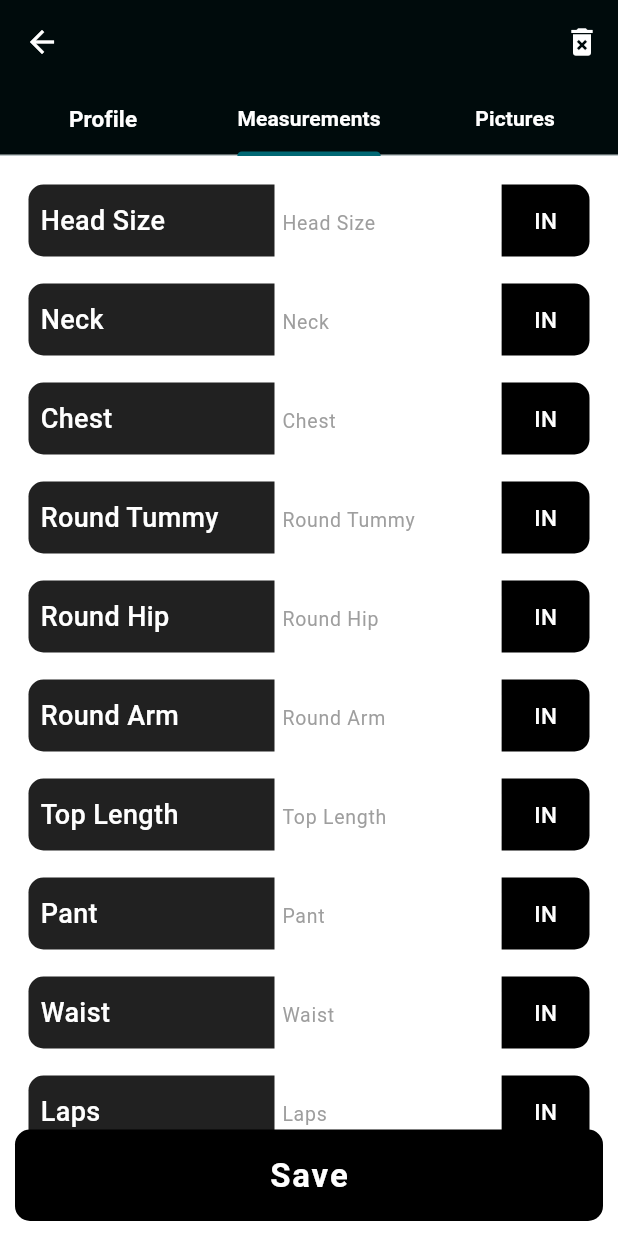
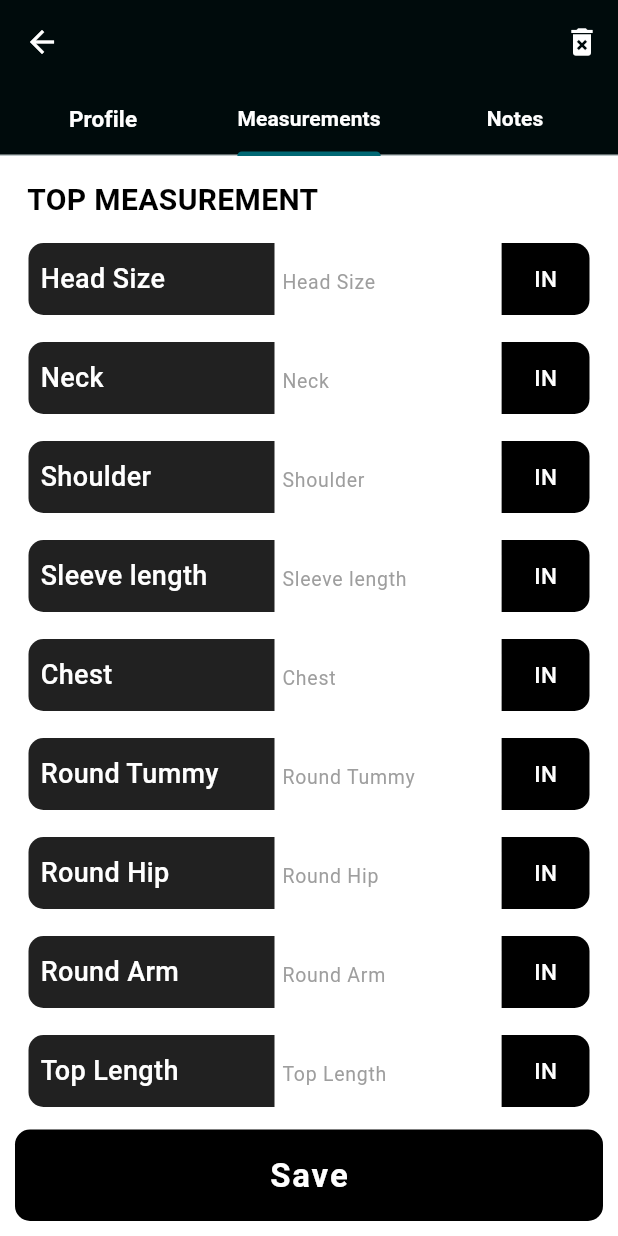
Before and after one commit to SpielerEinzig/zanna-clothing, a Flutter app: the MeasurementDetails screen opened directly with empty values, tab 2 chosen, on a phone screen of 412 x 824 dp. Run offline on Flutter 3.47's test engine with Material 2 defaults, Android fonts, the light colour scheme and no system bars; our stand-ins replace cloud_firestore, firebase_auth, firebase_core, firebase_storage, image_picker, photo_view; accounts and stored records are empty.

Commit message:
updated naming to measurements and replaced images section with notes section

```diff
--- a/lib/src/models/client_model.dart
+++ b/lib/src/models/client_model.dart
@@ -9,23 +9,30 @@ class ClientModel {
   String profession;
   String occasion;
   DateTime dateAdded;
+  String notes;
   List<String> images;
   String shopId;
+  //measurements
   String headSize;
   String neck;
+  String shoulder;
+  String sleeve;
   String chest;
   String roundTummy;
   String roundHip;
   String roundArm;
   String topLength;
-  String pant;
+
   String waist;
   String laps;
+  String knee;
   String calf;
-  String pantTip;
+  String roundTip;
   String pantLength;
 
   ClientModel({
+    required this.notes,
+    required this.sleeve,
     required this.shopId,
     required this.id,
     required this.address,
@@ -45,12 +52,13 @@ class ClientModel {
     required this.roundHip,
     required this.roundArm,
     required this.topLength,
-    required this.pant,
+    required this.knee,
     required this.waist,
     required this.laps,
     required this.calf,
-    required this.pantTip,
+    required this.roundTip,
     required this.pantLength,
+    required this.shoulder,
   });
 
   ClientModel.fromJson(Map<String, dynamic> json)
@@ -73,12 +81,15 @@ class ClientModel {
         roundHip = json['roundHip'],
         roundArm = json['roundArm'],
         topLength = json['topLength'],
-        pant = json['pant'],
+        knee = json['knee'],
         waist = json['waist'],
         laps = json['laps'],
         calf = json['calf'],
-        pantTip = json['pantTip'],
-        pantLength = json['pantLength'];
+        roundTip = json['roundTip'],
+        pantLength = json['pantLength'],
+        sleeve = json['sleeve'],
+        notes = json['notes'],
+        shoulder = json['shoulder'];
 
   Map<String, dynamic> toJson() => {
         'id': id,
@@ -100,12 +111,15 @@ class ClientModel {
         'roundHip': roundHip,
         'roundArm': roundArm,
         'topLength': topLength,
-        'pant': pant,
+        'knee': knee,
         'waist': waist,
         'laps': laps,
         'calf': calf,
-        'pantTip': pantTip,
+        'roundTip': roundTip,
         'pantLength': pantLength,
+        'sleeve': sleeve,
+        'notes': notes,
+        'shoulder': shoulder
       };
 
   @override
--- a/lib/src/screens/clients/client_details.dart
+++ b/lib/src/screens/clients/client_details.dart
@@ -4,6 +4,7 @@ import 'package:zannas_clothing/src/models/client_model.dart';
 import 'package:zannas_clothing/src/models/shop_model.dart';
 import 'package:zannas_clothing/src/screens/clients/client_details_sub_pages/client_contact_details.dart';
 import 'package:zannas_clothing/src/screens/clients/client_details_sub_pages/client_measurement_list.dart';
+import 'package:zannas_clothing/src/screens/clients/client_details_sub_pages/client_notes.dart';
 import 'package:zannas_clothing/src/utilities/main_utilities.dart';
 import 'package:zannas_clothing/src/utilities/show_snackbar.dart';
 
@@ -12,7 +13,6 @@ import '../../utilities/confirmation_dialog.dart';
 import '../../utilities/constants.dart';
 import '../../utilities/page_navigation.dart';
 import '../../widgets/custom_button.dart';
-import 'client_details_sub_pages/client_images.dart';
 
 class MeasurementDetails extends StatefulWidget {
   final ShopModel? shopModel;
@@ -28,6 +28,8 @@ class MeasurementDetails extends StatefulWidget {
 }
 
 class _MeasurementDetailsState extends State<MeasurementDetails> {
+  final TextEditingController _notesController = TextEditingController();
+  //client detail controller
   final TextEditingController name = TextEditingController();
   final TextEditingController phone = TextEditingController();
   final TextEditingController email = TextEditingController();
@@ -39,6 +41,7 @@ class _MeasurementDetailsState extends State<MeasurementDetails> {
   final PageNavigation _navigation = PageNavigation();
   final MainUtilities _utilities = MainUtilities();
   //measurement controllers
+  final TextEditingController sleeveController = TextEditingController();
   final TextEditingController headSizeController = TextEditingController();
   final TextEditingController neckController = TextEditingController();
   final TextEditingController chestController = TextEditingController();
@@ -46,14 +49,19 @@ class _MeasurementDetailsState extends State<MeasurementDetails> {
   final TextEditingController roundHipController = TextEditingController();
   final TextEditingController roundArmController = TextEditingController();
   final TextEditingController topLengthController = TextEditingController();
-  final TextEditingController pantController = TextEditingController();
+  final TextEditingController kneeController = TextEditingController();
   final TextEditingController waistController = TextEditingController();
   final TextEditingController lapsController = TextEditingController();
   final TextEditingController calfController = TextEditingController();
-  final TextEditingController pantTipController = TextEditingController();
+  final TextEditingController roundTipController = TextEditingController();
   final TextEditingController pantLengthController = TextEditingController();
+  final TextEditingController shoulderController = TextEditingController();
 
   initTextFields() {
+    _utilities.setTextFieldValue(
+        controller: shoulderController, text: widget.clientModel!.shoulder);
+    _utilities.setTextFieldValue(
+        controller: _notesController, text: widget.clientModel!.name);
     _utilities.setTextFieldValue(
         controller: name, text: widget.clientModel!.name);
     _utilities.setTextFieldValue(
@@ -85,7 +93,7 @@ class _MeasurementDetailsState extends State<MeasurementDetails> {
     _utilities.setTextFieldValue(
         controller: topLengthController, text: widget.clientModel!.topLength);
     _utilities.setTextFieldValue(
-        controller: pantController, text: widget.clientModel!.pant);
+        controller: kneeController, text: widget.clientModel!.knee);
     _utilities.setTextFieldValue(
         controller: waistController, text: widget.clientModel!.waist);
     _utilities.setTextFieldValue(
@@ -93,7 +101,7 @@ class _MeasurementDetailsState extends State<MeasurementDetails> {
     _utilities.setTextFieldValue(
         controller: calfController, text: widget.clientModel!.calf);
     _utilities.setTextFieldValue(
-        controller: pantTipController, text: widget.clientModel!.pantTip);
+        controller: roundTipController, text: widget.clientModel!.roundTip);
     _utilities.setTextFieldValue(
         controller: pantLengthController, text: widget.clientModel!.pantLength);
   }
@@ -109,7 +117,7 @@ class _MeasurementDetailsState extends State<MeasurementDetails> {
   @override
   Widget build(BuildContext context) {
     return DefaultTabController(
-      length: widget.clientModel != null ? 3 : 2,
+      length: 3,
       initialIndex: 0,
       child: Scaffold(
         appBar: AppBar(
@@ -180,14 +188,21 @@ class _MeasurementDetailsState extends State<MeasurementDetails> {
                       color: Colors.white, fontWeight: FontWeight.w600),
                 ),
               ),
-              if (widget.clientModel != null)
-                const Tab(
-                  child: Text(
-                    "Pictures",
-                    style: TextStyle(
-                        color: Colors.white, fontWeight: FontWeight.w600),
-                  ),
+              const Tab(
+                child: Text(
+                  "Notes",
+                  style: TextStyle(
+                      color: Colors.white, fontWeight: FontWeight.w600),
                 ),
+              ),
+              // if (widget.clientModel != null)
+              //   const Tab(
+              //     child: Text(
+              //       "Pictures",
+              //       style: TextStyle(
+              //           color: Colors.white, fontWeight: FontWeight.w600),
+              //     ),
+              // ),
             ],
           ),
         ),
@@ -209,6 +224,8 @@ class _MeasurementDetailsState extends State<MeasurementDetails> {
                       occasion: occasion,
                     ),
                     ClientMeasurementList(
+                        shoulderController: shoulderController,
+                        sleeveController: sleeveController,
                         headSizeController: headSizeController,
                         neckController: neckController,
                         chestController: chestController,
@@ -216,16 +233,17 @@ class _MeasurementDetailsState extends State<MeasurementDetails> {
                         roundHipController: roundHipController,
                         roundArmController: roundArmController,
                         topLengthController: topLengthController,
-                        pantController: pantController,
+                        kneeController: kneeController,
                         waistController: waistController,
                         lapsController: lapsController,
                         calfController: calfController,
-                        pantTipController: pantTipController,
+                        roundTipController: roundTipController,
                         pantLengthController: pantLengthController),
-                    if (widget.clientModel != null)
-                      ClientImages(
-                        clientModel: widget.clientModel!,
-                      ),
+                    // if (widget.clientModel != null)
+                    //   ClientImages(
+                    //     clientModel: widget.clientModel!,
+                    //   ),
+                    ClientNotesPage(controller: _notesController),
                   ],
                 ),
               ),
@@ -259,16 +277,22 @@ class _MeasurementDetailsState extends State<MeasurementDetails> {
                                 roundHip: roundHipController.text,
                                 roundArm: roundArmController.text,
                                 topLength: topLengthController.text,
-                                pant: pantController.text,
+                                knee: kneeController.text,
                                 waist: waistController.text,
                                 laps: lapsController.text,
                                 calf: calfController.text,
-                                pantTip: pantTipController.text,
+                                roundTip: roundTipController.text,
                                 pantLength: pantLengthController.text,
+                                notes: _notesController.text,
+                                sleeve: sleeveController.text,
+                                shoulder: shoulderController.text,
                               ),
                             )
                         : await context.read<ClientProvider>().editClient(
                               ClientModel(
+                                shoulder: shoulderController.text,
+                                sleeve: sleeveController.text,
+                                notes: _notesController.text,
                                 shopId: widget.clientModel!.shopId,
                                 id: widget.clientModel!.id,
                                 address: address.text,
@@ -288,11 +312,11 @@ class _MeasurementDetailsState extends State<MeasurementDetails> {
                                 roundHip: roundHipController.text,
                                 roundArm: roundArmController.text,
                                 topLength: topLengthController.text,
-                                pant: pantController.text,
+                                knee: kneeController.text,
                                 waist: waistController.text,
                                 laps: lapsController.text,
                                 calf: calfController.text,
-                                pantTip: pantTipController.text,
+                                roundTip: roundTipController.text,
                                 pantLength: pantLengthController.text,
                               ),
                             );
--- a/lib/src/screens/clients/client_details_sub_pages/client_measurement_list.dart
+++ b/lib/src/screens/clients/client_details_sub_pages/client_measurement_list.dart
@@ -10,14 +10,18 @@ class ClientMeasurementList extends StatefulWidget {
   final TextEditingController roundHipController;
   final TextEditingController roundArmController;
   final TextEditingController topLengthController;
-  final TextEditingController pantController;
+  final TextEditingController kneeController;
   final TextEditingController waistController;
   final TextEditingController lapsController;
   final TextEditingController calfController;
-  final TextEditingController pantTipController;
+  final TextEditingController roundTipController;
   final TextEditingController pantLengthController;
+  final TextEditingController sleeveController;
+  final TextEditingController shoulderController;
   const ClientMeasurementList({
     Key? key,
+    required this.shoulderController,
+    required this.sleeveController,
     required this.headSizeController,
     required this.neckController,
     required this.chestController,
@@ -25,11 +29,11 @@ class ClientMeasurementList extends StatefulWidget {
     required this.roundHipController,
     required this.roundArmController,
     required this.topLengthController,
-    required this.pantController,
+    required this.kneeController,
     required this.waistController,
     required this.lapsController,
     required this.calfController,
-    required this.pantTipController,
+    required this.roundTipController,
     required this.pantLengthController,
   }) : super(key: key);
 
@@ -42,6 +46,16 @@ class _ClientMeasurementListState extends State<ClientMeasurementList> {
   Widget build(BuildContext context) {
     return ListView(
       children: [
+        Padding(
+          padding: const EdgeInsets.only(left: 8.0, top: 5, bottom: 5),
+          child: Text(
+            "TOP MEASUREMENT",
+            style: const TextStyle(
+              fontSize: 20,
+              fontWeight: FontWeight.w600,
+            ),
+          ),
+        ),
         MeasurementTextField(
           hintText: "Head Size",
           title: "Head Size",
@@ -51,6 +65,16 @@ class _ClientMeasurementListState extends State<ClientMeasurementList> {
           hintText: "Neck",
           title: "Neck",
           controller: widget.neckController,
+        ),
+        MeasurementTextField(
+          hintText: "Shoulder",
+          title: "Shoulder",
+          controller: widget.shoulderController,
+        ),
+        MeasurementTextField(
+          hintText: "Sleeve length",
+          title: "Sleeve length",
+          controller: widget.sleeveController,
         ),
         MeasurementTextField(
           hintText: "Chest",
@@ -77,10 +101,17 @@ class _ClientMeasurementListState extends State<ClientMeasurementList> {
           title: "Top Length",
           controller: widget.topLengthController,
         ),
-        MeasurementTextField(
-          hintText: "Pant",
-          title: "Pant",
-          controller: widget.pantController,
+
+        //bottom
+        Padding(
+          padding: const EdgeInsets.only(left: 8.0, top: 20, bottom: 5),
+          child: Text(
+            "TROUSER MEASUREMENT",
+            style: const TextStyle(
+              fontSize: 20,
+              fontWeight: FontWeight.w600,
+            ),
+          ),
         ),
         MeasurementTextField(
           hintText: "Waist",
@@ -93,14 +124,19 @@ class _ClientMeasurementListState extends State<ClientMeasurementList> {
           controller: widget.lapsController,
         ),
         MeasurementTextField(
-          hintText: "Calf",
-          title: "Calf",
+          hintText: "Knee",
+          title: "Knee",
+          controller: widget.kneeController,
+        ),
+        MeasurementTextField(
+          hintText: "Round Calf",
+          title: "Round Calf",
           controller: widget.calfController,
         ),
         MeasurementTextField(
-          hintText: "Pant tip",
-          title: "Pant tip",
-          controller: widget.pantTipController,
+          hintText: "Round tip",
+          title: "Round tip",
+          controller: widget.roundTipController,
         ),
         MeasurementTextField(
           hintText: "Pant length",
--- /dev/null
+++ b/lib/src/screens/clients/client_details_sub_pages/client_notes.dart
@@ -0,0 +1,37 @@
+import 'package:flutter/material.dart';
+
+class ClientNotesPage extends StatefulWidget {
+  final TextEditingController controller;
+  const ClientNotesPage({Key? key, required this.controller}) : super(key: key);
+
+  @override
+  State<ClientNotesPage> createState() => _ClientNotesPageState();
+}
+
+class _ClientNotesPageState extends State<ClientNotesPage> {
+  @override
+  Widget build(BuildContext context) {
+    return Scaffold(
+      body: Column(
+        children: [
+          Expanded(
+            child: Padding(
+              padding: const EdgeInsets.all(8.0),
+              child: TextField(
+                controller: widget.controller,
+                maxLines: null, // Allow multiple lines
+                expands: true,
+                textAlignVertical:
+                    TextAlignVertical.top, // Align text to the top
+                decoration: InputDecoration(
+                  hintText: 'Client notes here...',
+                  border: InputBorder.none, // Remove all borders
+                ),
+              ),
+            ),
+          ),
+        ],
+      ),
+    );
+  }
+}
--- a/lib/src/utilities/constants.dart
+++ b/lib/src/utilities/constants.dart
@@ -1,20 +1,20 @@
 const Duration duration = Duration(milliseconds: 100);
 
-List<String> measurements = [
-  "Head Size",
-  "Neck",
-  "Chest",
-  "Round Tummy",
-  "Round Hip",
-  "Round Arm",
-  "Top Length",
-  "Pant",
-  "Waist",
-  "Laps",
-  "Calf",
-  "Pant tip",
-  "Pant length",
-];
+// List<String> measurements = [
+//   "Head Size",
+//   "Neck",
+//   "Chest",
+//   "Round Tummy",
+//   "Round Hip",
+//   "Round Arm",
+//   "Top Length",
+//   "Pant",
+//   "Waist",
+//   "Laps",
+//   "Calf",
+//   "Pant tip",
+//   "Pant length",
+// ];
 
 const dummyImage =
     "https://media.istockphoto.com/id/1385668497/photo/igbo-traditionally-dressed-business-man-standing.jpg?s=1024x1024&w=is&k=20&c=_X95JbbFjUsRJIclCCJrY-rgAuBMcqGFD4Ov7J-G53Q=";
--- a/lib/src/widgets/measurement_text_field.dart
+++ b/lib/src/widgets/measurement_text_field.dart
@@ -90,7 +90,7 @@ class MeasurementTextField extends StatelessWidget {
                           bottomRight: Radius.circular(borderRadius),
                         ),
                       ),
-                      child: const Center(
+                      child: Center(
                           child: Text(
                         "IN",
                         textAlign: TextAlign.left,
```
Also changed, not shown: 1 other file.
